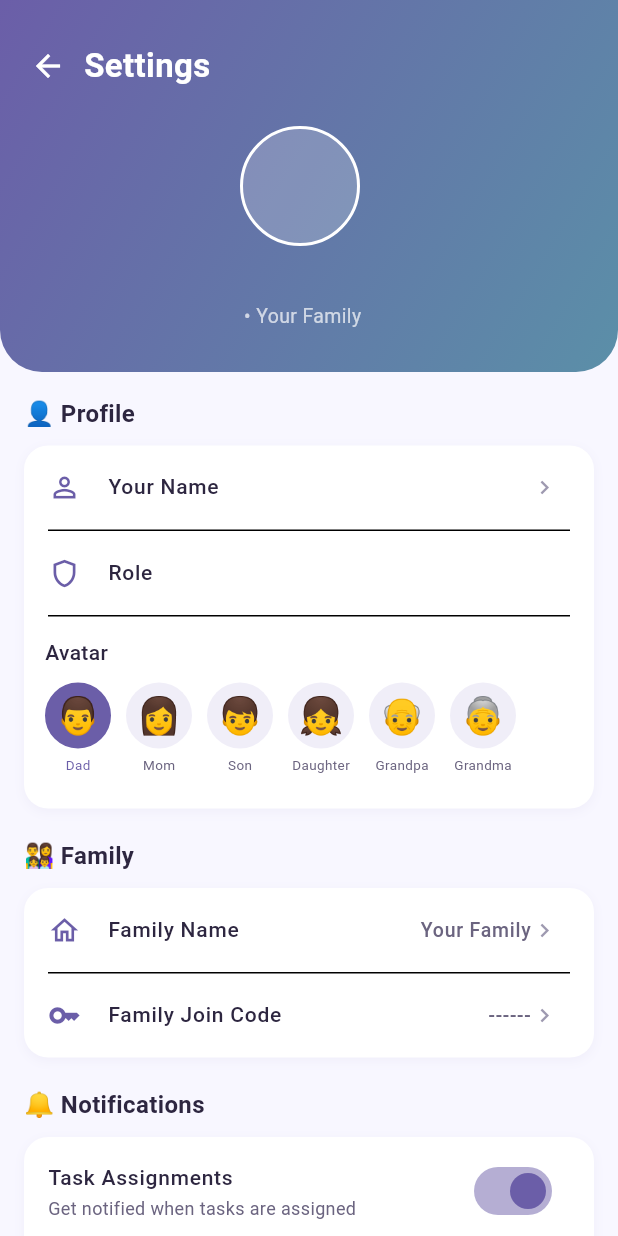
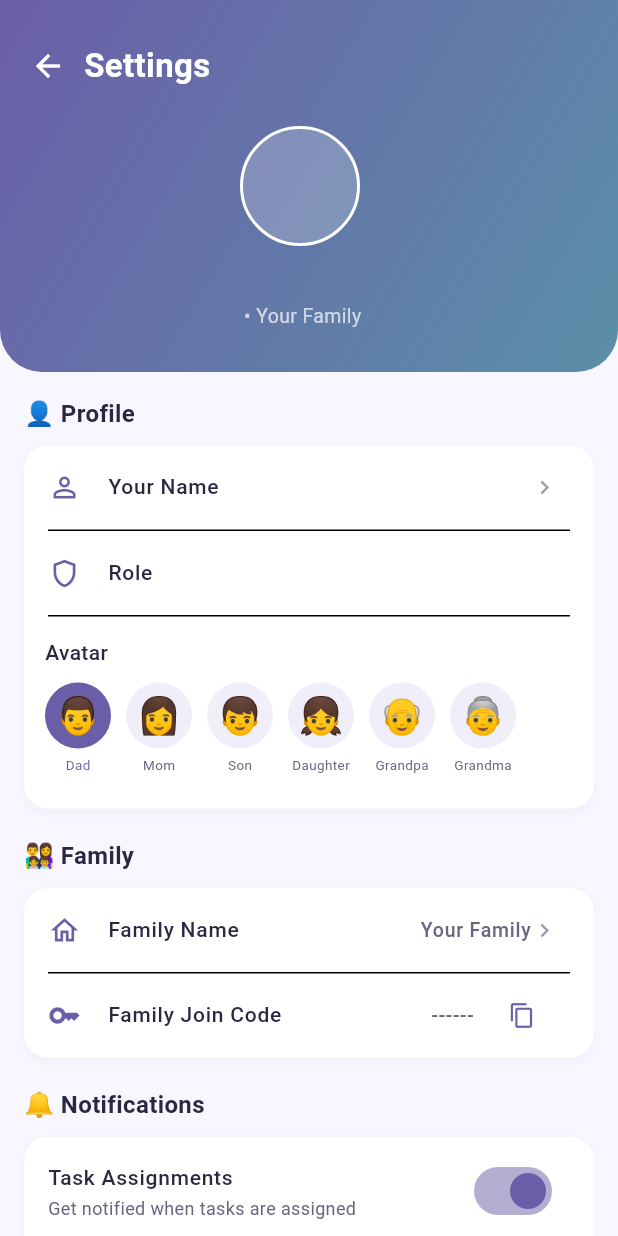
Before and after one commit to Moha-gh7/FamilyLink, a Flutter app: the HomeScreen screen opened directly, after a tap on the "settings" icon, on a phone screen of 412 x 824 dp. Run offline on Flutter 3.47's test engine with Material 3 defaults, Android fonts, the phone set to English and light mode, and no system bars; our stand-ins replace flutter_riverpod, supabase_flutter; accounts and stored records are empty; Roboto replaces fonts that are missing (SF Pro Display).

Commit message:
i added profile/family editing, avatar save, copy join code, UI polish, and loading skeletons.

```diff
--- a/lib/screens/home_screen.dart
+++ b/lib/screens/home_screen.dart
@@ -1,6 +1,7 @@
 import 'package:flutter/material.dart';
 import '../theme.dart';
 import '../services/data_service.dart';
+import '../widgets/skeleton_loader.dart';
 import 'new_task_screen.dart';
 import 'feed_screen.dart';
 import 'chat_screen.dart';
@@ -71,15 +72,6 @@ class _HomeScreenState extends State<HomeScreen> {
 
   @override
   Widget build(BuildContext context) {
-    if (_isLoading) {
-      return const Scaffold(
-        backgroundColor: AppTheme.background,
-        body: Center(
-          child: CircularProgressIndicator(color: AppTheme.primary),
-        ),
-      );
-    }
-
     return Scaffold(
       backgroundColor: AppTheme.background,
       body: SafeArea(
@@ -91,18 +83,42 @@ class _HomeScreenState extends State<HomeScreen> {
             child: Column(
               crossAxisAlignment: CrossAxisAlignment.start,
               children: [
-                _buildHeader(),
+                _isLoading ? SkeletonProfileHeader() : _buildHeader(),
                 Padding(
                   padding: const EdgeInsets.all(16),
-                  child: _buildActionButtons(),
+                  child: _isLoading
+                      ? SkeletonLoader(
+                          isLoading: true,
+                          child: Row(
+                            mainAxisAlignment: MainAxisAlignment.spaceEvenly,
+                            children: List.generate(
+                              3,
+                              (index) => SkeletonBox(
+                                width: 100,
+                                height: 80,
+                                borderRadius: BorderRadius.circular(12),
+                              ),
+                            ),
+                          ),
+                        )
+                      : _buildActionButtons(),
                 ),
                 Padding(
                   padding: const EdgeInsets.symmetric(horizontal: 16),
-                  child: _buildFamilyMembers(),
+                  child: _isLoading
+                      ? SkeletonFamilyMembersList()
+                      : _buildFamilyMembers(),
                 ),
                 Padding(
                   padding: const EdgeInsets.all(16),
-                  child: _buildTodaysTasks(),
+                  child: _isLoading
+                      ? Column(
+                          children: List.generate(
+                            3,
+                            (index) => SkeletonTaskCard(),
+                          ),
+                        )
+                      : _buildTodaysTasks(),
                 ),
               ],
             ),
--- a/lib/screens/settings_screen.dart
+++ b/lib/screens/settings_screen.dart
@@ -1,7 +1,9 @@
 import 'package:flutter/material.dart';
 import 'package:supabase_flutter/supabase_flutter.dart';
+import 'package:flutter/services.dart';
 import '../theme.dart';
 import '../services/data_service.dart';
+import '../widgets/skeleton_loader.dart';
 import 'auth/login_screen.dart';
 
 class SettingsScreen extends StatefulWidget {
@@ -56,6 +58,131 @@ class _SettingsScreenState extends State<SettingsScreen> {
     });
   }
 
+  Future<void> _editName(String currentName) async {
+    final controller = TextEditingController(text: currentName);
+    return showDialog(
+      context: context,
+      builder: (context) => AlertDialog(
+        title: const Text('Edit Your Name'),
+        content: TextField(
+          controller: controller,
+          decoration: const InputDecoration(
+            hintText: 'Enter your name',
+            border: OutlineInputBorder(),
+          ),
+        ),
+        actions: [
+          TextButton(
+            onPressed: () => Navigator.pop(context),
+            child: const Text('Cancel'),
+          ),
+          ElevatedButton(
+            onPressed: () async {
+              final newName = controller.text.trim();
+              if (newName.isNotEmpty) {
+                final success = await _dataService.updateUserName(newName);
+                if (success && mounted) {
+                  setState(() {
+                    _currentUser?['name'] = newName;
+                  });
+                  Navigator.pop(context);
+                  ScaffoldMessenger.of(context).showSnackBar(
+                    const SnackBar(
+                      content: Text('Name updated successfully!'),
+                      backgroundColor: AppTheme.primary,
+                    ),
+                  );
+                }
+              }
+            },
+            style: ElevatedButton.styleFrom(
+              backgroundColor: AppTheme.primary,
+            ),
+            child: const Text('Save', style: TextStyle(color: Colors.white)),
+          ),
+        ],
+      ),
+    );
+  }
+
+  Future<void> _editFamilyName(String currentName, String familyId) async {
+    final controller = TextEditingController(text: currentName);
+    return showDialog(
+      context: context,
+      builder: (context) => AlertDialog(
+        title: const Text('Edit Family Name'),
+        content: TextField(
+          controller: controller,
+          decoration: const InputDecoration(
+            hintText: 'Enter family name',
+            border: OutlineInputBorder(),
+          ),
+        ),
+        actions: [
+          TextButton(
+            onPressed: () => Navigator.pop(context),
+            child: const Text('Cancel'),
+          ),
+          ElevatedButton(
+            onPressed: () async {
+              final newName = controller.text.trim();
+              if (newName.isNotEmpty) {
+                final success = await _dataService.updateFamilyName(familyId, newName);
+                if (success && mounted) {
+                  setState(() {
+                    _family?['name'] = newName;
+                  });
+                  Navigator.pop(context);
+                  ScaffoldMessenger.of(context).showSnackBar(
+                    const SnackBar(
+                      content: Text('Family name updated successfully!'),
+                      backgroundColor: AppTheme.primary,
+                    ),
+                  );
+                }
+              }
+            },
+            style: ElevatedButton.styleFrom(
+              backgroundColor: AppTheme.primary,
+            ),
+            child: const Text('Save', style: TextStyle(color: Colors.white)),
+          ),
+        ],
+      ),
+    );
+  }
+
+  Future<void> _copyJoinCode(String joinCode) async {
+    await Clipboard.setData(ClipboardData(text: joinCode));
+    if (mounted) {
+      ScaffoldMessenger.of(context).showSnackBar(
+        SnackBar(
+          content: Text('Join code copied: $joinCode'),
+          backgroundColor: AppTheme.primary,
+          duration: const Duration(seconds: 2),
+        ),
+      );
+    }
+  }
+
+  Future<void> _saveAvatarChange(int newIndex) async {
+    final newAvatar = _avatars[newIndex]['emoji'];
+    final success = await _dataService.updateUserAvatar(newAvatar);
+    if (success && mounted) {
+      setState(() {
+        _selectedAvatar = newIndex;
+        _currentUser?['avatar'] = newAvatar;
+      });
+      ScaffoldMessenger.of(context).showSnackBar(
+        const SnackBar(
+          content: Text('Avatar updated!'),
+          backgroundColor: AppTheme.primary,
+          duration: Duration(seconds: 1),
+        ),
+      );
+    }
+  }
+
   Future<void> _signOut() async {
     await Supabase.instance.client.auth.signOut();
     if (mounted) {
@@ -69,21 +196,6 @@ class _SettingsScreenState extends State<SettingsScreen> {
 
   @override
   Widget build(BuildContext context) {
-    if (_isLoading) {
-      return const Scaffold(
-        backgroundColor: AppTheme.background,
-        body: Center(
-          child: CircularProgressIndicator(color: AppTheme.primary),
-        ),
-      );
-    }
-
-    final name = _currentUser?['name'] ?? 'User';
-    final role = _currentUser?['role'] ?? 'Member';
-    final familyName = _family?['name'] ?? 'Your Family';
-    final joinCode = _family?['join_code'] ?? '------';
-    final avatar = _currentUser?['avatar'] ?? '👤';
-
     return Scaffold(
       backgroundColor: AppTheme.background,
       body: SafeArea(
@@ -91,7 +203,81 @@ class _SettingsScreenState extends State<SettingsScreen> {
           child: Column(
             children: [
               // Header
-              Container(
+              _isLoading
+                  ? SkeletonProfileHeader()
+                  : _buildHeader(context),
+
+              if (!_isLoading)
+                Padding(
+                  padding: const EdgeInsets.all(16),
+                  child: Column(
+                    crossAxisAlignment: CrossAxisAlignment.start,
+                    children: [
+                      // Profile section
+                      _sectionTitle('👤 Profile'),
+                      const SizedBox(height: 10),
+                      _buildProfileCard(),
+                      const SizedBox(height: 20),
+                      // Family section
+                      _sectionTitle('👨‍👩‍👧‍👦 Family'),
+                      const SizedBox(height: 10),
+                      _buildFamilyCard(),
+                      const SizedBox(height: 20),
+                      // Notifications
+                      _sectionTitle('🔔 Notifications'),
+                      const SizedBox(height: 10),
+                      _buildNotificationsCard(),
+                      const SizedBox(height: 20),
+                      // About
+                      _sectionTitle('ℹ️ About'),
+                      const SizedBox(height: 10),
+                      _buildAboutCard(),
+                      const SizedBox(height: 20),
+                      // Sign out
+                      _buildSignOutButton(),
+                      const SizedBox(height: 40),
+                    ],
+                  ),
+                )
+              else
+                Padding(
+                  padding: const EdgeInsets.all(16),
+                  child: Column(
+                    crossAxisAlignment: CrossAxisAlignment.start,
+                    children: [
+                      _sectionTitle('👤 Profile'),
+                      const SizedBox(height: 10),
+                      SkeletonSettingsCard(itemCount: 3),
+                      const SizedBox(height: 20),
+                      _sectionTitle('👨‍👩‍👧‍👦 Family'),
+                      const SizedBox(height: 10),
+                      SkeletonSettingsCard(itemCount: 2),
+                      const SizedBox(height: 20),
+                      _sectionTitle('🔔 Notifications'),
+                      const SizedBox(height: 10),
+                      SkeletonSettingsCard(itemCount: 5),
+                      const SizedBox(height: 20),
+                      _sectionTitle('ℹ️ About'),
+                      const SizedBox(height: 10),
+                      SkeletonSettingsCard(itemCount: 2),
+                      const SizedBox(height: 40),
+                    ],
+                  ),
+                ),
+            ],
+          ),
+        ),
+      ),
+    );
+  }
+
+  Widget _buildHeader(BuildContext context) {
+    final name = _currentUser?['name'] ?? 'User';
+    final role = _currentUser?['role'] ?? 'Member';
+    final familyName = _family?['name'] ?? 'Your Family';
+    final avatar = _currentUser?['avatar'] ?? '👤';
+
+    return Container(
       width: double.infinity,
       decoration: const BoxDecoration(
         gradient: LinearGradient(
@@ -154,23 +340,20 @@ class _SettingsScreenState extends State<SettingsScreen> {
           ),
         ],
       ),
-              ),
+    );
+  }
 
-              Padding(
-                padding: const EdgeInsets.all(16),
-                child: Column(
-                  crossAxisAlignment: CrossAxisAlignment.start,
-                  children: [
-                    // Profile section
-                    _sectionTitle('👤 Profile'),
-                    const SizedBox(height: 10),
-                    _settingsCard(
+  Widget _buildProfileCard() {
+    final name = _currentUser?['name'] ?? 'User';
+    final role = _currentUser?['role'] ?? 'Member';
+
+    return _settingsCard(
       children: [
         _settingsRow(
           icon: Icons.person_outline,
           title: 'Your Name',
           value: name,
-                          onTap: () {},
+          onTap: () => _editName(name),
         ),
         _divider(),
         _settingsRow(
@@ -201,8 +384,7 @@ class _SettingsScreenState extends State<SettingsScreen> {
                     final isSelected =
                         _selectedAvatar == index;
                     return GestureDetector(
-                                      onTap: () => setState(
-                                          () => _selectedAvatar = index),
+                      onTap: () => _saveAvatarChange(index),
                       child: Container(
                         margin: const EdgeInsets.only(
                             right: 10),
@@ -252,45 +434,57 @@ class _SettingsScreenState extends State<SettingsScreen> {
           ),
         ),
       ],
-                    ),
+    );
+  }
 
-                    const SizedBox(height: 20),
+  Widget _buildFamilyCard() {
+    final familyName = _family?['name'] ?? 'Your Family';
+    final joinCode = _family?['join_code'] ?? '------';
 
-                    // Family section
-                    _sectionTitle('👨‍👩‍👧‍👦 Family'),
-                    const SizedBox(height: 10),
-                    _settingsCard(
+    return _settingsCard(
       children: [
         _settingsRow(
           icon: Icons.home_outlined,
           title: 'Family Name',
           value: familyName,
-                          onTap: () {},
+          onTap: () => _editFamilyName(familyName, _family?['id'] ?? ''),
         ),
         _divider(),
-                        _settingsRow(
-                          icon: Icons.key_outlined,
-                          title: 'Family Join Code',
-                          value: joinCode,
-                          onTap: () {
-                            // Copy to clipboard
-                            ScaffoldMessenger.of(context).showSnackBar(
-                              SnackBar(
-                                content: Text('Join code: $joinCode'),
-                                backgroundColor: AppTheme.primary,
-                              ),
-                            );
-                          },
+        ListTile(
+          leading: Icon(Icons.key_outlined, color: AppTheme.primary, size: 22),
+          title: const Text('Family Join Code',
+              style: TextStyle(
+                fontSize: 14,
+                fontWeight: FontWeight.w500,
+                color: AppTheme.textDark,
+              )),
+          trailing: SizedBox(
+            width: 120,
+            child: Row(
+              mainAxisAlignment: MainAxisAlignment.end,
+              children: [
+                Text(joinCode,
+                    style: const TextStyle(
+                        fontSize: 13, color: AppTheme.textMedium)),
+                const SizedBox(width: 8),
+                IconButton(
+                  icon: const Icon(Icons.copy, size: 18),
+                  color: AppTheme.primary,
+                  onPressed: () => _copyJoinCode(joinCode),
+                  padding: EdgeInsets.zero,
+                  constraints: const BoxConstraints(),
+                  splashRadius: 16,
                 ),
               ],
             ),
+          ),
+        ),
+      ],
+    );
+  }
 
-                    const SizedBox(height: 20),
-
-                    // Notifications
-                    _sectionTitle('🔔 Notifications'),
-                    const SizedBox(height: 10),
-                    _settingsCard(
+  Widget _buildNotificationsCard() {
+    return _settingsCard(
       children: [
         _toggleRow(
           title: 'Task Assignments',
@@ -332,14 +526,11 @@ class _SettingsScreenState extends State<SettingsScreen> {
               setState(() => _dailySummary = val),
         ),
       ],
-                    ),
+    );
+  }
 
-                    const SizedBox(height: 20),
-
-                    // About
-                    _sectionTitle('ℹ️ About'),
-                    const SizedBox(height: 10),
-                    _settingsCard(
+  Widget _buildAboutCard() {
+    return _settingsCard(
       children: [
         _settingsRow(
           icon: Icons.info_outline,
@@ -351,16 +542,15 @@ class _SettingsScreenState extends State<SettingsScreen> {
         _settingsRow(
           icon: Icons.update,
           title: 'Last Updated',
-                          value: 'April 2026',
+          value: 'May 2026',
           onTap: null,
         ),
       ],
-                    ),
+    );
+  }
 
-                    const SizedBox(height: 20),
-
-                    // Sign out
-                    SizedBox(
+  Widget _buildSignOutButton() {
+    return SizedBox(
       width: double.infinity,
       child: OutlinedButton.icon(
         onPressed: _signOut,
@@ -378,16 +568,6 @@ class _SettingsScreenState extends State<SettingsScreen> {
           side: BorderSide(color: AppTheme.error),
           shape: RoundedRectangleBorder(
             borderRadius: BorderRadius.circular(12),
-                          ),
-                        ),
-                      ),
-                    ),
-
-                    const SizedBox(height: 40),
-                  ],
-                ),
-              ),
-            ],
           ),
         ),
       ),
--- /dev/null
+++ b/lib/widgets/skeleton_loader.dart
@@ -0,0 +1,288 @@
+import 'package:flutter/material.dart';
+import '../theme.dart';
+
+class SkeletonLoader extends StatefulWidget {
+  final Widget child;
+  final bool isLoading;
+
+  const SkeletonLoader({
+    required this.child,
+    this.isLoading = true,
+    super.key,
+  });
+
+  @override
+  State<SkeletonLoader> createState() => _SkeletonLoaderState();
+}
+
+class _SkeletonLoaderState extends State<SkeletonLoader>
+    with SingleTickerProviderStateMixin {
+  late AnimationController _animationController;
+
+  @override
+  void initState() {
+    super.initState();
+    _animationController = AnimationController(
+      duration: const Duration(milliseconds: 1500),
+      vsync: this,
+    )..repeat();
+  }
+
+  @override
+  void dispose() {
+    _animationController.dispose();
+    super.dispose();
+  }
+
+  @override
+  Widget build(BuildContext context) {
+    if (!widget.isLoading) {
+      return widget.child;
+    }
+
+    return AnimatedBuilder(
+      animation: _animationController,
+      builder: (context, child) {
+        return ShaderMask(
+          shaderCallback: (bounds) {
+            return LinearGradient(
+              begin: Alignment(-1.0, 0),
+              end: Alignment(1.0, 0),
+              colors: [
+                AppTheme.cardBg,
+                Colors.white.withOpacity(0.6),
+                AppTheme.cardBg,
+              ],
+              stops: [
+                0,
+                _animationController.value,
+                1.0,
+              ],
+            ).createShader(bounds);
+          },
+          child: widget.child,
+        );
+      },
+    );
+  }
+}
+
+class SkeletonBox extends StatelessWidget {
+  final double width;
+  final double height;
+  final BorderRadius borderRadius;
+
+  const SkeletonBox({
+    this.width = double.infinity,
+    this.height = 16,
+    this.borderRadius = const BorderRadius.all(Radius.circular(8)),
+    super.key,
+  });
+
+  @override
+  Widget build(BuildContext context) {
+    return Container(
+      width: width,
+      height: height,
+      decoration: BoxDecoration(
+        color: AppTheme.cardBg,
+        borderRadius: borderRadius,
+      ),
+    );
+  }
+}
+
+class SkeletonTaskCard extends StatelessWidget {
+  final bool isLoading;
+
+  const SkeletonTaskCard({this.isLoading = true, super.key});
+
+  @override
+  Widget build(BuildContext context) {
+    return SkeletonLoader(
+      isLoading: isLoading,
+      child: Container(
+        padding: const EdgeInsets.all(14),
+        margin: const EdgeInsets.only(bottom: 12),
+        decoration: BoxDecoration(
+          color: Colors.white,
+          borderRadius: BorderRadius.circular(12),
+          boxShadow: [
+            BoxShadow(
+              color: AppTheme.primary.withOpacity(0.06),
+              blurRadius: 4,
+              offset: const Offset(0, 2),
+            ),
+          ],
+        ),
+        child: Column(
+          crossAxisAlignment: CrossAxisAlignment.start,
+          children: [
+            Row(
+              mainAxisAlignment: MainAxisAlignment.spaceBetween,
+              children: [
+                Expanded(
+                  child: Column(
+                    crossAxisAlignment: CrossAxisAlignment.start,
+                    children: [
+                      SkeletonBox(width: 150, height: 12),
+                      const SizedBox(height: 8),
+                      SkeletonBox(width: 200, height: 10),
+                    ],
+                  ),
+                ),
+                SkeletonBox(
+                  width: 40,
+                  height: 40,
+                  borderRadius: BorderRadius.circular(20),
+                ),
+              ],
+            ),
+          ],
+        ),
+      ),
+    );
+  }
+}
+
+class SkeletonProfileHeader extends StatelessWidget {
+  final bool isLoading;
+
+  const SkeletonProfileHeader({this.isLoading = true, super.key});
+
+  @override
+  Widget build(BuildContext context) {
+    return SkeletonLoader(
+      isLoading: isLoading,
+      child: Container(
+        width: double.infinity,
+        padding: const EdgeInsets.fromLTRB(20, 20, 20, 28),
+        decoration: const BoxDecoration(
+          gradient: LinearGradient(
+            colors: [AppTheme.primary, AppTheme.secondary],
+            begin: Alignment.topLeft,
+            end: Alignment.bottomRight,
+          ),
+          borderRadius: BorderRadius.only(
+            bottomLeft: Radius.circular(28),
+            bottomRight: Radius.circular(28),
+          ),
+        ),
+        child: Column(
+          crossAxisAlignment: CrossAxisAlignment.center,
+          children: [
+            SkeletonBox(
+              width: 80,
+              height: 80,
+              borderRadius: BorderRadius.circular(40),
+            ),
+            const SizedBox(height: 12),
+            SkeletonBox(width: 120, height: 14),
+            const SizedBox(height: 8),
+            SkeletonBox(width: 100, height: 12),
+          ],
+        ),
+      ),
+    );
+  }
+}
+
+class SkeletonSettingsCard extends StatelessWidget {
+  final int itemCount;
+  final bool isLoading;
+
+  const SkeletonSettingsCard({
+    this.itemCount = 3,
+    this.isLoading = true,
+    super.key,
+  });
+
+  @override
+  Widget build(BuildContext context) {
+    return SkeletonLoader(
+      isLoading: isLoading,
+      child: Container(
+        decoration: BoxDecoration(
+          color: Colors.white,
+          borderRadius: BorderRadius.circular(16),
+          boxShadow: [
+            BoxShadow(
+              color: AppTheme.primary.withOpacity(0.06),
+              blurRadius: 6,
+              offset: const Offset(0, 2),
+            ),
+          ],
+        ),
+        child: Column(
+          children: List.generate(
+            itemCount,
+            (index) => Column(
+              children: [
+                Padding(
+                  padding: const EdgeInsets.all(14),
+                  child: Row(
+                    mainAxisAlignment: MainAxisAlignment.spaceBetween,
+                    children: [
+                      Column(
+                        crossAxisAlignment: CrossAxisAlignment.start,
+                        children: [
+                          SkeletonBox(width: 100, height: 12),
+                          const SizedBox(height: 8),
+                          SkeletonBox(width: 80, height: 10),
+                        ],
+                      ),
+                      SkeletonBox(width: 60, height: 12),
+                    ],
+                  ),
+                ),
+                if (index < itemCount - 1)
+                  const Divider(height: 1, indent: 16, endIndent: 16),
+              ],
+            ),
+          ),
+        ),
+      ),
+    );
+  }
+}
+
+class SkeletonFamilyMembersList extends StatelessWidget {
+  final int itemCount;
+  final bool isLoading;
+
+  const SkeletonFamilyMembersList({
+    this.itemCount = 4,
+    this.isLoading = true,
+    super.key,
+  });
+
+  @override
+  Widget build(BuildContext context) {
+    return SkeletonLoader(
+      isLoading: isLoading,
+      child: SizedBox(
+        height: 100,
+        child: ListView.builder(
+          scrollDirection: Axis.horizontal,
+          itemCount: itemCount,
+          itemBuilder: (context, index) {
+            return Padding(
+              padding: const EdgeInsets.only(right: 12),
+              child: Column(
+                children: [
+                  SkeletonBox(
+                    width: 60,
+                    height: 60,
+                    borderRadius: BorderRadius.circular(30),
+                  ),
+                  const SizedBox(height: 8),
+                  SkeletonBox(width: 50, height: 10),
+                ],
+              ),
+            );
+          },
+        ),
+      ),
+    );
+  }
+}
```
Also changed, not shown: lib/services/data_service.dart (+36 -0 lines). Lines whose indentation alone changed are shown as unchanged.
